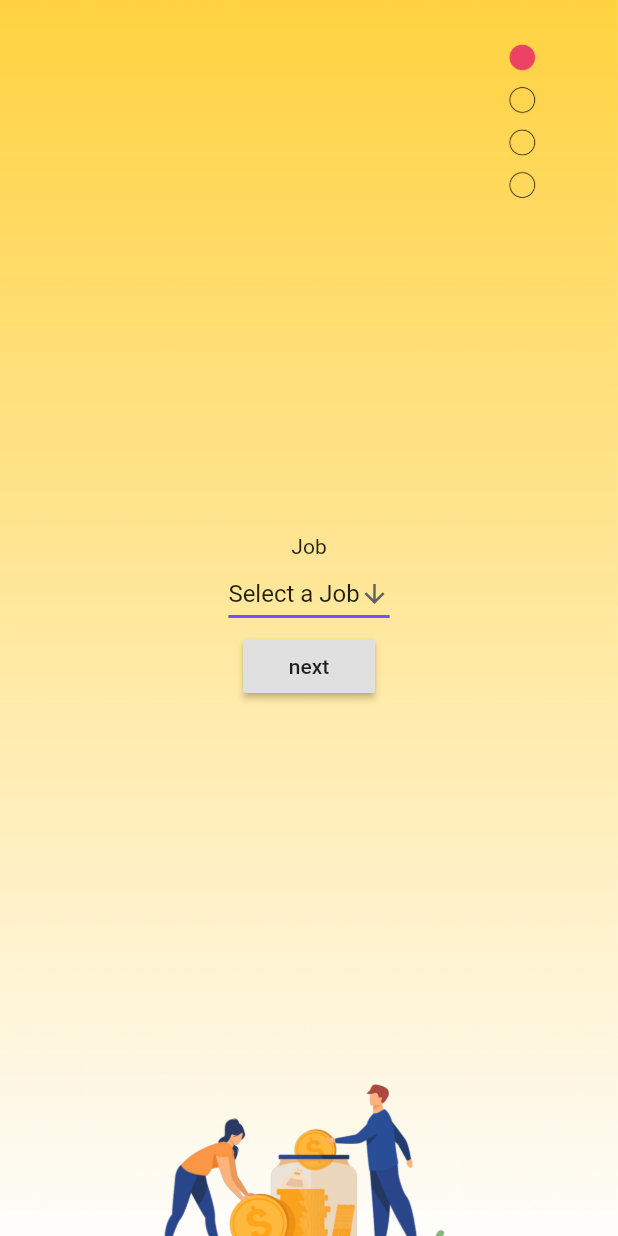
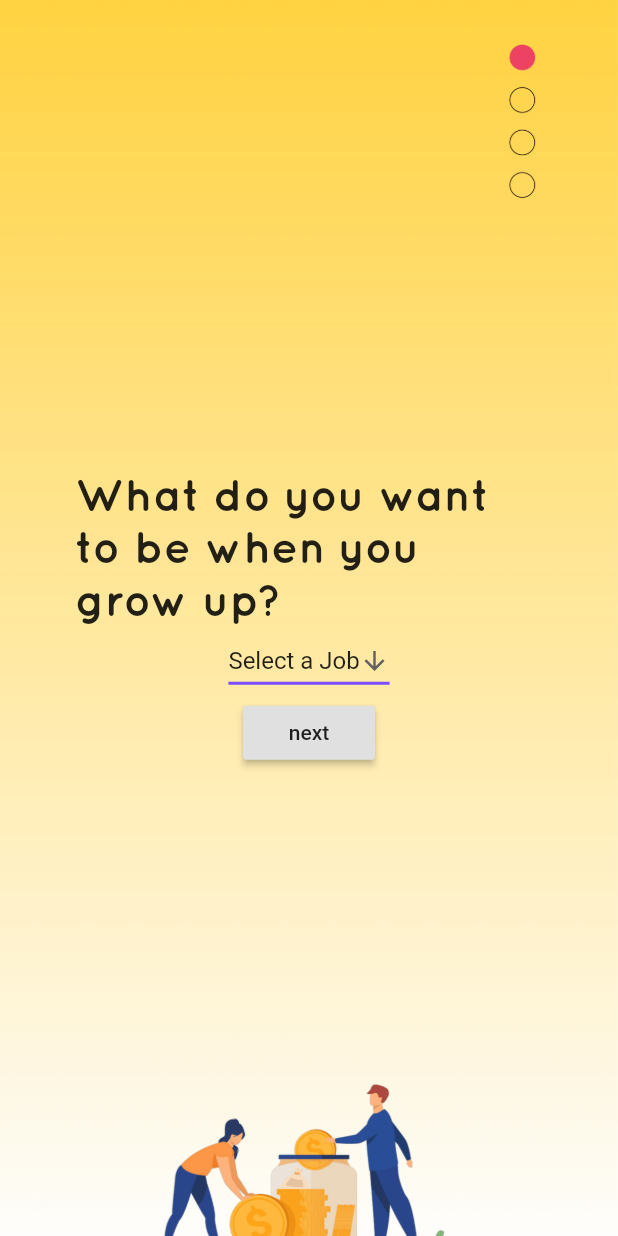
Before and after one commit to emilydeutsch/KA-CHING, a Flutter app: the JobPage screen opened directly, on a phone screen of 412 x 824 dp. Run offline on Flutter 3.47's test engine with Material 2 defaults, Android fonts, the phone set to English and light mode, and no system bars.

Commit message:
Changed title fonts

```diff
--- a/lib/JobPage.dart
+++ b/lib/JobPage.dart
@@ -27,7 +27,21 @@ class _JobPageState extends State<JobPage> {
         child: Column(
           mainAxisSize: MainAxisSize.min,
             children: <Widget>[
-          Text("Job"),
+          //Text("Job"),
+              Padding(
+                padding: const EdgeInsets.symmetric(horizontal:50.0),
+                child: Text(
+                  'What do you want to be when you grow up?',
+                  style: TextStyle(
+                    fontFamily: 'QuickSand',
+                    color: Colors.black87,
+                    fontSize: 30,
+                    fontWeight: FontWeight.bold,
+                    //fontWeight: FontWeight.w700,
+                  ),
+                  textAlign: TextAlign.left,
+                ),
+              ),
           Container(
             //width: 300.0,
             //color: Colors.lightBlue,
```
Also changed, not shown: lib/CityPage.dart (+15 -1 lines), lib/MonthlyIncomePage.dart (+4 -3 lines).
